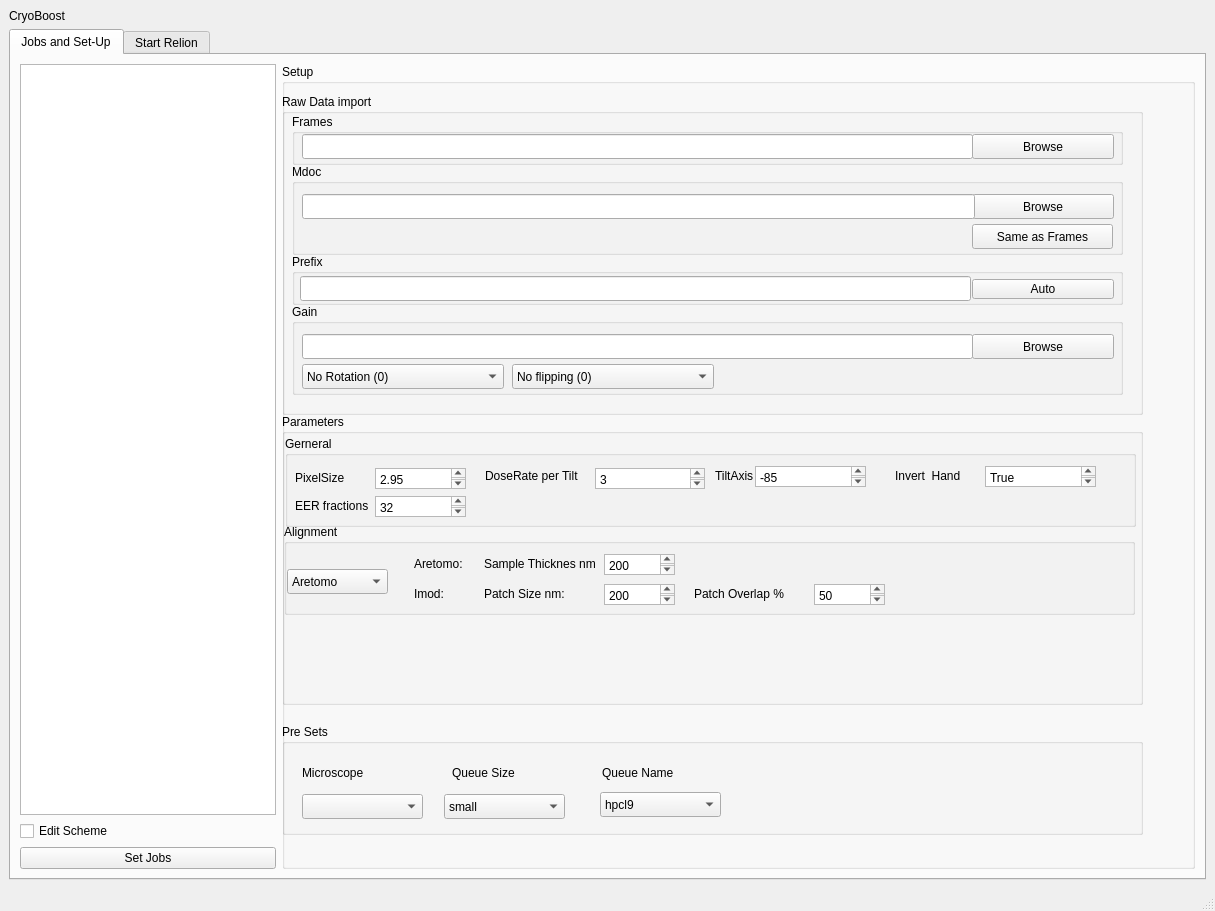
Klumpe-lab/CryoBoost, file src/gui/schemeGui.ui: the form before one commit.
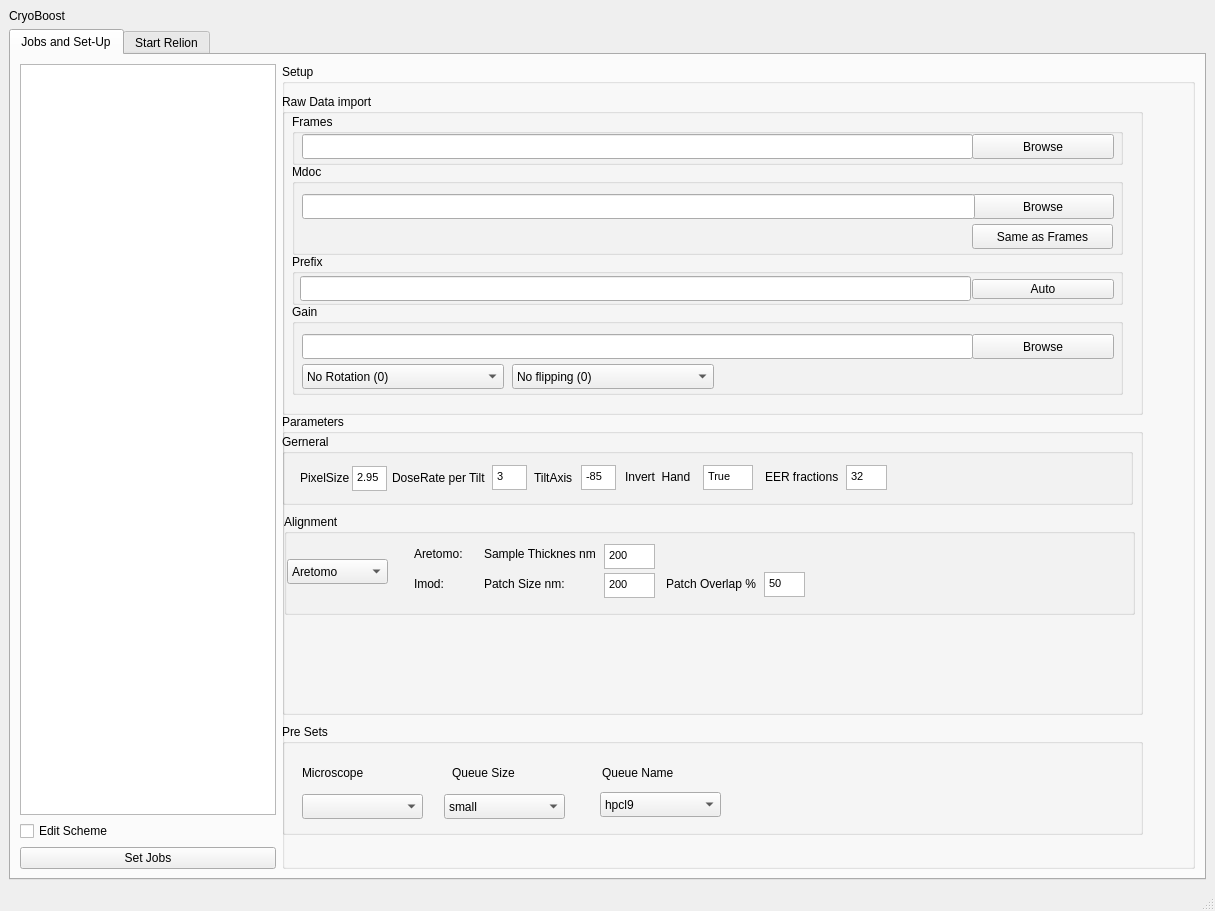
The form after the commit. The open tabs and pages were chosen to show the change.

What changed in the file:
```diff
--- a/src/gui/schemeGui.ui
+++ b/src/gui/schemeGui.ui
@@ -271,7 +271,7 @@
              <x>0</x>
              <y>350</y>
              <width>861</width>
-             <height>291</height>
+             <height>301</height>
             </rect>
            </property>
            <property name="title">
@@ -280,10 +280,10 @@
            <widget class="QGroupBox" name="groupBox_6">
             <property name="geometry">
              <rect>
-              <x>3</x>
-              <y>22</y>
+              <x>0</x>
+              <y>20</y>
               <width>851</width>
-              <height>91</height>
+              <height>71</height>
              </rect>
             </property>
             <property name="title">
@@ -292,9 +292,9 @@
             <widget class="QLabel" name="label_7">
              <property name="geometry">
               <rect>
-               <x>430</x>
-               <y>32</y>
-               <width>101</width>
+               <x>252</x>
+               <y>36</y>
+               <width>51</width>
                <height>16</height>
               </rect>
              </property>
@@ -305,8 +305,8 @@
             <widget class="QLabel" name="label_5">
              <property name="geometry">
               <rect>
-               <x>10</x>
-               <y>32</y>
+               <x>18</x>
+               <y>34</y>
                <width>54</width>
                <height>20</height>
               </rect>
@@ -318,10 +318,10 @@
             <widget class="QTextEdit" name="textEdit_pixelSize">
              <property name="geometry">
               <rect>
-               <x>90</x>
+               <x>70</x>
                <y>32</y>
-               <width>91</width>
-               <height>21</height>
+               <width>35</width>
+               <height>25</height>
               </rect>
              </property>
              <property name="html">
@@ -332,16 +332,16 @@
 li.unchecked::marker { content: &quot;\2610&quot;; }
 li.checked::marker { content: &quot;\2612&quot;; }
 &lt;/style&gt;&lt;/head&gt;&lt;body style=&quot; font-family:'Sans Serif'; font-size:9pt; font-weight:400; font-style:normal;&quot;&gt;
-&lt;p style=&quot; margin-top:0px; margin-bottom:0px; margin-left:0px; margin-right:0px; -qt-block-indent:0; text-indent:0px;&quot;&gt;2.95&lt;/p&gt;&lt;/body&gt;&lt;/html&gt;</string>
+&lt;p style=&quot; margin-top:0px; margin-bottom:0px; margin-left:0px; margin-right:0px; -qt-block-indent:0; text-indent:0px;&quot;&gt;&lt;span style=&quot; font-size:8pt;&quot;&gt;2.95&lt;/span&gt;&lt;/p&gt;&lt;/body&gt;&lt;/html&gt;</string>
              </property>
             </widget>
             <widget class="QTextEdit" name="textEdit_nomTiltAxis">
              <property name="geometry">
               <rect>
-               <x>470</x>
-               <y>30</y>
-               <width>111</width>
-               <height>21</height>
+               <x>299</x>
+               <y>31</y>
+               <width>35</width>
+               <height>25</height>
               </rect>
              </property>
              <property name="html">
@@ -352,16 +352,16 @@
 li.unchecked::marker { content: &quot;\2610&quot;; }
 li.checked::marker { content: &quot;\2612&quot;; }
 &lt;/style&gt;&lt;/head&gt;&lt;body style=&quot; font-family:'Sans Serif'; font-size:9pt; font-weight:400; font-style:normal;&quot;&gt;
-&lt;p style=&quot; margin-top:0px; margin-bottom:0px; margin-left:0px; margin-right:0px; -qt-block-indent:0; text-indent:0px;&quot;&gt;-85&lt;/p&gt;&lt;/body&gt;&lt;/html&gt;</string>
+&lt;p style=&quot; margin-top:0px; margin-bottom:0px; margin-left:0px; margin-right:0px; -qt-block-indent:0; text-indent:0px;&quot;&gt;&lt;span style=&quot; font-size:8pt;&quot;&gt;-85&lt;/span&gt;&lt;/p&gt;&lt;/body&gt;&lt;/html&gt;</string>
              </property>
             </widget>
             <widget class="QLabel" name="label_6">
              <property name="geometry">
               <rect>
-               <x>200</x>
-               <y>32</y>
-               <width>100</width>
-               <height>16</height>
+               <x>110</x>
+               <y>33</y>
+               <width>111</width>
+               <height>21</height>
               </rect>
              </property>
              <property name="text">
@@ -371,10 +371,10 @@
             <widget class="QLabel" name="label_8">
              <property name="geometry">
               <rect>
-               <x>610</x>
-               <y>32</y>
-               <width>101</width>
-               <height>16</height>
+               <x>343</x>
+               <y>33</y>
+               <width>80</width>
+               <height>20</height>
               </rect>
              </property>
              <property name="text">
@@ -384,8 +384,8 @@
             <widget class="QLabel" name="label_9">
              <property name="geometry">
               <rect>
-               <x>10</x>
-               <y>60</y>
+               <x>483</x>
+               <y>33</y>
                <width>81</width>
                <height>20</height>
               </rect>
@@ -397,10 +397,10 @@
             <widget class="QTextEdit" name="textEdit_dosePerTilt">
              <property name="geometry">
               <rect>
-               <x>310</x>
-               <y>32</y>
-               <width>110</width>
-               <height>21</height>
+               <x>210</x>
+               <y>31</y>
+               <width>35</width>
+               <height>25</height>
               </rect>
              </property>
              <property name="html">
@@ -411,16 +411,16 @@
 li.unchecked::marker { content: &quot;\2610&quot;; }
 li.checked::marker { content: &quot;\2612&quot;; }
 &lt;/style&gt;&lt;/head&gt;&lt;body style=&quot; font-family:'Sans Serif'; font-size:9pt; font-weight:400; font-style:normal;&quot;&gt;
-&lt;p style=&quot; margin-top:0px; margin-bottom:0px; margin-left:0px; margin-right:0px; -qt-block-indent:0; text-indent:0px;&quot;&gt;3&lt;/p&gt;&lt;/body&gt;&lt;/html&gt;</string>
+&lt;p style=&quot; margin-top:0px; margin-bottom:0px; margin-left:0px; margin-right:0px; -qt-block-indent:0; text-indent:0px;&quot;&gt;&lt;span style=&quot; font-size:8pt;&quot;&gt;3&lt;/span&gt;&lt;/p&gt;&lt;/body&gt;&lt;/html&gt;</string>
              </property>
             </widget>
             <widget class="QTextEdit" name="textEdit_eerFractions">
              <property name="geometry">
               <rect>
-               <x>90</x>
-               <y>60</y>
-               <width>91</width>
-               <height>21</height>
+               <x>564</x>
+               <y>31</y>
+               <width>41</width>
+               <height>25</height>
               </rect>
              </property>
              <property name="html">
@@ -431,16 +431,16 @@
 li.unchecked::marker { content: &quot;\2610&quot;; }
 li.checked::marker { content: &quot;\2612&quot;; }
 &lt;/style&gt;&lt;/head&gt;&lt;body style=&quot; font-family:'Sans Serif'; font-size:9pt; font-weight:400; font-style:normal;&quot;&gt;
-&lt;p style=&quot; margin-top:0px; margin-bottom:0px; margin-left:0px; margin-right:0px; -qt-block-indent:0; text-indent:0px;&quot;&gt;32&lt;/p&gt;&lt;/body&gt;&lt;/html&gt;</string>
+&lt;p style=&quot; margin-top:0px; margin-bottom:0px; margin-left:0px; margin-right:0px; -qt-block-indent:0; text-indent:0px;&quot;&gt;&lt;span style=&quot; font-size:8pt;&quot;&gt;32&lt;/span&gt;&lt;/p&gt;&lt;/body&gt;&lt;/html&gt;</string>
              </property>
             </widget>
             <widget class="QTextEdit" name="textEdit_invertHand">
              <property name="geometry">
               <rect>
-               <x>700</x>
-               <y>30</y>
-               <width>111</width>
-               <height>21</height>
+               <x>421</x>
+               <y>31</y>
+               <width>50</width>
+               <height>25</height>
               </rect>
              </property>
              <property name="html">
@@ -451,7 +451,7 @@
 li.unchecked::marker { content: &quot;\2610&quot;; }
 li.checked::marker { content: &quot;\2612&quot;; }
 &lt;/style&gt;&lt;/head&gt;&lt;body style=&quot; font-family:'Sans Serif'; font-size:9pt; font-weight:400; font-style:normal;&quot;&gt;
-&lt;p style=&quot; margin-top:0px; margin-bottom:0px; margin-left:0px; margin-right:0px; -qt-block-indent:0; text-indent:0px;&quot;&gt;True&lt;/p&gt;&lt;/body&gt;&lt;/html&gt;</string>
+&lt;p style=&quot; margin-top:0px; margin-bottom:0px; margin-left:0px; margin-right:0px; -qt-block-indent:0; text-indent:0px;&quot;&gt;&lt;span style=&quot; font-size:8pt;&quot;&gt;True&lt;/span&gt;&lt;/p&gt;&lt;/body&gt;&lt;/html&gt;</string>
              </property>
             </widget>
            </widget>
@@ -459,9 +459,9 @@
             <property name="geometry">
              <rect>
               <x>2</x>
-              <y>110</y>
+              <y>100</y>
               <width>851</width>
-              <height>91</height>
+              <height>101</height>
              </rect>
             </property>
             <property name="title">
@@ -511,8 +511,8 @@
               <rect>
                <x>320</x>
                <y>30</y>
-               <width>71</width>
-               <height>21</height>
+               <width>51</width>
+               <height>25</height>
               </rect>
              </property>
              <property name="html">
@@ -523,7 +523,7 @@
 li.unchecked::marker { content: &quot;\2610&quot;; }
 li.checked::marker { content: &quot;\2612&quot;; }
 &lt;/style&gt;&lt;/head&gt;&lt;body style=&quot; font-family:'Sans Serif'; font-size:9pt; font-weight:400; font-style:normal;&quot;&gt;
-&lt;p style=&quot; margin-top:0px; margin-bottom:0px; margin-left:0px; margin-right:0px; -qt-block-indent:0; text-indent:0px;&quot;&gt;200&lt;/p&gt;&lt;/body&gt;&lt;/html&gt;</string>
+&lt;p style=&quot; margin-top:0px; margin-bottom:0px; margin-left:0px; margin-right:0px; -qt-block-indent:0; text-indent:0px;&quot;&gt;&lt;span style=&quot; font-size:8pt;&quot;&gt;200&lt;/span&gt;&lt;/p&gt;&lt;/body&gt;&lt;/html&gt;</string>
              </property>
             </widget>
             <widget class="QComboBox" name="dropDown_tomoAlignProgram">
@@ -563,9 +563,9 @@
              <property name="geometry">
               <rect>
                <x>320</x>
-               <y>60</y>
-               <width>71</width>
-               <height>21</height>
+               <y>59</y>
+               <width>51</width>
+               <height>25</height>
               </rect>
              </property>
              <property name="html">
@@ -576,15 +576,15 @@
 li.unchecked::marker { content: &quot;\2610&quot;; }
 li.checked::marker { content: &quot;\2612&quot;; }
 &lt;/style&gt;&lt;/head&gt;&lt;body style=&quot; font-family:'Sans Serif'; font-size:9pt; font-weight:400; font-style:normal;&quot;&gt;
-&lt;p style=&quot; margin-top:0px; margin-bottom:0px; margin-left:0px; margin-right:0px; -qt-block-indent:0; text-indent:0px;&quot;&gt;200&lt;/p&gt;&lt;/body&gt;&lt;/html&gt;</string>
+&lt;p style=&quot; margin-top:0px; margin-bottom:0px; margin-left:0px; margin-right:0px; -qt-block-indent:0; text-indent:0px;&quot;&gt;&lt;span style=&quot; font-size:8pt;&quot;&gt;200&lt;/span&gt;&lt;/p&gt;&lt;/body&gt;&lt;/html&gt;</string>
              </property>
             </widget>
             <widget class="QLabel" name="label_16">
              <property name="geometry">
               <rect>
-               <x>410</x>
+               <x>382</x>
                <y>62</y>
-               <width>131</width>
+               <width>101</width>
                <height>16</height>
               </rect>
              </property>
@@ -595,10 +595,10 @@
             <widget class="QTextEdit" name="textEdit_imodPatchOverlap">
              <property name="geometry">
               <rect>
-               <x>530</x>
-               <y>60</y>
-               <width>71</width>
-               <height>21</height>
+               <x>480</x>
+               <y>58</y>
+               <width>41</width>
+               <height>25</height>
               </rect>
              </property>
              <property name="html">
@@ -609,7 +609,7 @@
 li.unchecked::marker { content: &quot;\2610&quot;; }
 li.checked::marker { content: &quot;\2612&quot;; }
 &lt;/style&gt;&lt;/head&gt;&lt;body style=&quot; font-family:'Sans Serif'; font-size:9pt; font-weight:400; font-style:normal;&quot;&gt;
-&lt;p style=&quot; margin-top:0px; margin-bottom:0px; margin-left:0px; margin-right:0px; -qt-block-indent:0; text-indent:0px;&quot;&gt;50&lt;/p&gt;&lt;/body&gt;&lt;/html&gt;</string>
+&lt;p style=&quot; margin-top:0px; margin-bottom:0px; margin-left:0px; margin-right:0px; -qt-block-indent:0; text-indent:0px;&quot;&gt;&lt;span style=&quot; font-size:8pt;&quot;&gt;50&lt;/span&gt;&lt;/p&gt;&lt;/body&gt;&lt;/html&gt;</string>
              </property>
             </widget>
            </widget>
```
Left out of the diff: 13 changed lines with no effect on the pictures.
